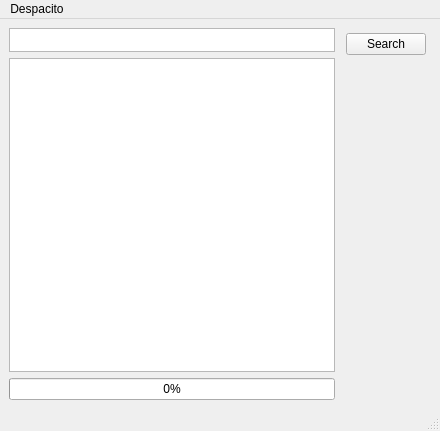
First picture: the form in tp1-qmake/mainwindow.ui, repository mat976/TP-1-Qt-Dev-desktop, before the edit.
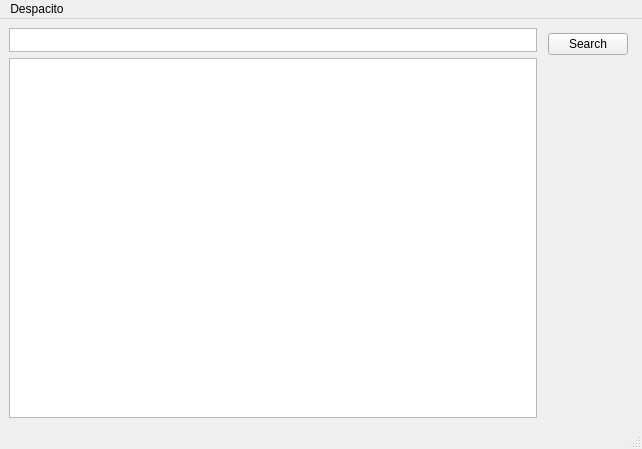
Second picture: the form after the edit.

Commit message: suppr de la barrre de chargement

Patch:
```diff
--- a/tp1-qmake/mainwindow.ui
+++ b/tp1-qmake/mainwindow.ui
@@ -6,8 +6,8 @@
    <rect>
     <x>0</x>
     <y>0</y>
-    <width>440</width>
-    <height>431</height>
+    <width>642</width>
+    <height>449</height>
    </rect>
   </property>
   <property name="windowTitle">
@@ -45,13 +45,6 @@
       <item>
        <widget class="QTableView" name="tableView"/>
       </item>
-      <item>
-       <widget class="QProgressBar" name="progressBar">
-        <property name="value">
-         <number>0</number>
-        </property>
-       </widget>
-      </item>
      </layout>
     </item>
     <item>
@@ -94,7 +87,7 @@
     <rect>
      <x>0</x>
      <y>0</y>
-     <width>440</width>
+     <width>642</width>
      <height>17</height>
     </rect>
    </property>
```
